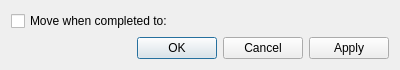
Before: the Qt Designer form ktorrent/view/propertiesextender.ui in KDE/ktorrent, drawn with Qt 5.
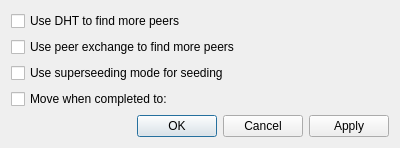
After: the same form once the commit is applied. Custom widgets are drawn as their Qt base class.

Commit message: Add support for superseeding

```diff
--- a/ktorrent/view/propertiesextender.ui
+++ b/ktorrent/view/propertiesextender.ui
@@ -7,13 +7,49 @@
     <x>0</x>
     <y>0</y>
     <width>400</width>
-    <height>64</height>
+    <height>145</height>
    </rect>
   </property>
   <property name="windowTitle">
    <string>Properties</string>
   </property>
   <layout class="QVBoxLayout" name="verticalLayout">
+   <item>
+    <widget class="QCheckBox" name="dht">
+     <property name="toolTip">
+      <string>DHT is a distributed database which can be used to find more peers for a torrent.</string>
+     </property>
+     <property name="text">
+      <string>Use DHT to find more peers</string>
+     </property>
+    </widget>
+   </item>
+   <item>
+    <widget class="QCheckBox" name="pex">
+     <property name="toolTip">
+      <string>Peer exchange results in more peers being found, by exchanging information about peers with other peers.</string>
+     </property>
+     <property name="text">
+      <string>Use peer exchange to find more peers</string>
+     </property>
+    </widget>
+   </item>
+   <item>
+    <widget class="QCheckBox" name="superseeding">
+     <property name="toolTip">
+      <string>&lt;!DOCTYPE HTML PUBLIC &quot;-//W3C//DTD HTML 4.0//EN&quot; &quot;http://www.w3.org/TR/REC-html40/strict.dtd&quot;&gt;
+&lt;html&gt;&lt;head&gt;&lt;meta name=&quot;qrichtext&quot; content=&quot;1&quot; /&gt;&lt;style type=&quot;text/css&quot;&gt;
+p, li { white-space: pre-wrap; }
+&lt;/style&gt;&lt;/head&gt;&lt;body style=&quot; font-family:'OpenSymbol'; font-size:8pt; font-weight:400; font-style:normal;&quot;&gt;
+&lt;p style=&quot; margin-top:0px; margin-bottom:0px; margin-left:0px; margin-right:0px; -qt-block-indent:0; text-indent:0px;&quot;&gt;Superseeding mode, is a special seeding mode which allows you to achieve much higher seeding efficiencies. This results in less bandwidth used to spread a torrent.&lt;/p&gt;
+&lt;p style=&quot;-qt-paragraph-type:empty; margin-top:0px; margin-bottom:0px; margin-left:0px; margin-right:0px; -qt-block-indent:0; text-indent:0px;&quot;&gt;&lt;/p&gt;
+&lt;p style=&quot; margin-top:0px; margin-bottom:0px; margin-left:0px; margin-right:0px; -qt-block-indent:0; text-indent:0px;&quot;&gt;&lt;span style=&quot; font-weight:600;&quot;&gt;Note: &lt;/span&gt;This should only be used if the swarm has not fully been established. Once there are multiple active seeders, this mode becomes useless.&lt;/p&gt;&lt;/body&gt;&lt;/html&gt;</string>
+     </property>
+     <property name="text">
+      <string>Use superseeding mode for seeding</string>
+     </property>
+    </widget>
+   </item>
    <item>
     <layout class="QHBoxLayout" name="horizontalLayout">
      <item>
```
Left out of the diff: 6 changed lines with no effect on the pictures. The commit also changes 9 other files.
